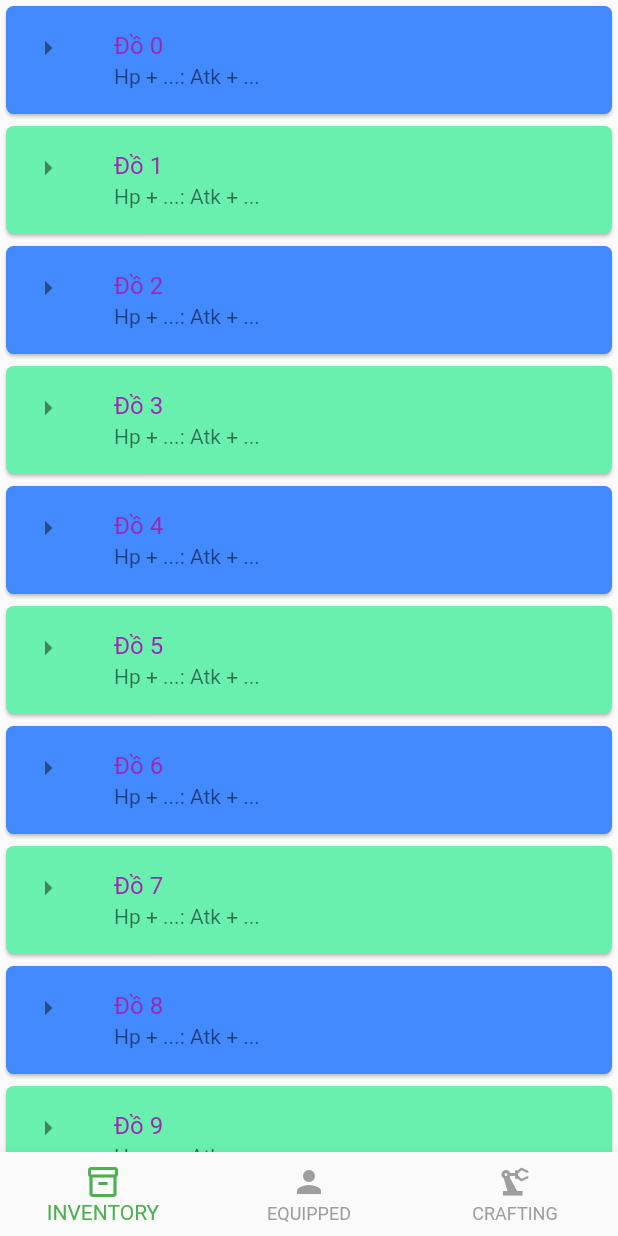
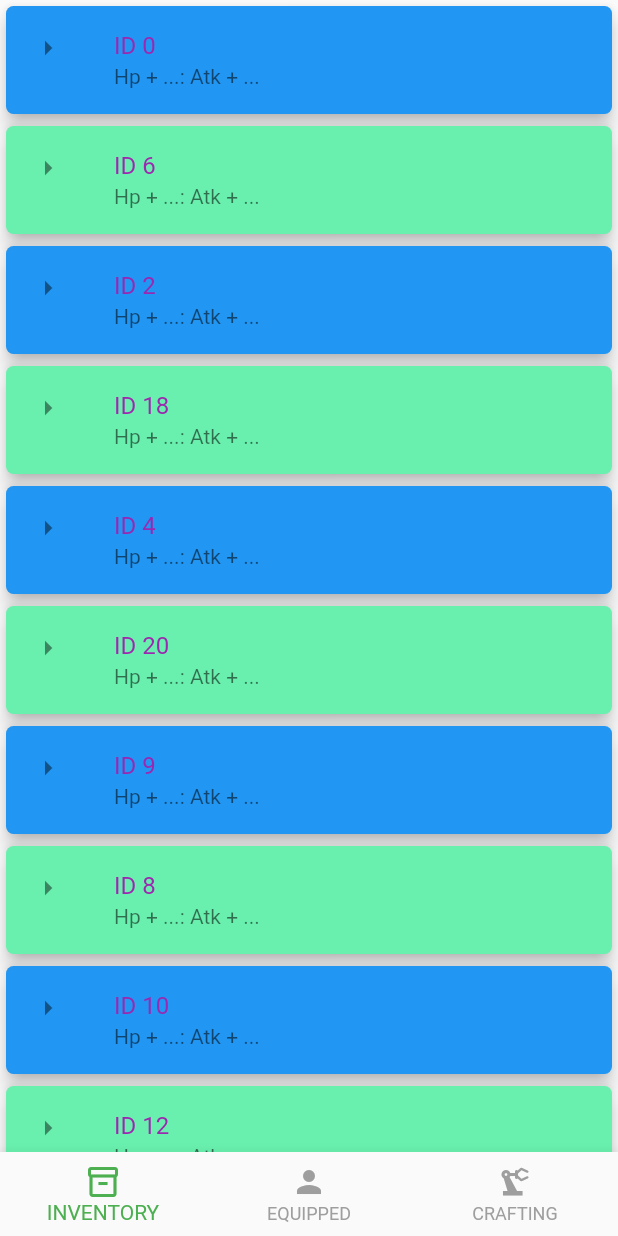
Before and after one commit to phuc1710/Intro2SE-Simple-RPG, a Flutter app: the GeneralInventory screen opened directly, on a phone screen of 412 x 824 dp. Run offline on Flutter 3.47's test engine with Material 2 defaults, Android fonts, the phone set to English and light mode, and no system bars; our stand-ins replace firebase_core, firebase_database, flutter_spinkit; accounts and stored records are empty.

Commit message:
update INVENTORY Backend
show ID in listItem

```diff
--- a/lib/models/user.dart
+++ b/lib/models/user.dart
@@ -10,7 +10,25 @@ class User {
   bool isMod = false;
   String creationDate = DateTime.now().toString();
   String id = '';
-
+  List listItem = [
+    0,
+    6,
+    2,
+    18,
+    4,
+    20,
+    9,
+    8,
+    10,
+    12,
+    122,
+    14,
+    1212,
+    145,
+    141,
+    52,
+    51,
+  ];
   fromData(data) {
     this.username = data['username'];
     this.password = data['password'];
@@ -18,6 +36,7 @@ class User {
     this.isMod = data['isMod'];
     this.creationDate = data['creationDate'];
     this.id = data['id'];
+    this.listItem = data['listItem'];
   }
 
   toData() {
@@ -27,7 +46,8 @@ class User {
       'isAdmin': this.isAdmin,
       'isMod': this.isMod,
       'creationDate': this.creationDate,
-      'id': this.id
+      'id': this.id,
+      'listItem': this.listItem
     };
   }
 
--- a/lib/screens/inventory/inventory/inventory.dart
+++ b/lib/screens/inventory/inventory/inventory.dart
@@ -1,4 +1,7 @@
 import 'package:flutter/material.dart';
+import 'package:firebase_database/firebase_database.dart';
+import 'package:simple_rpg/models/user.dart';
+import '../../../models/user.dart';
 
 class Inventory extends StatefulWidget {
   const Inventory({Key? key}) : super(key: key);
@@ -7,22 +10,26 @@ class Inventory extends StatefulWidget {
 }
 
 class _InventoryState extends State<Inventory> {
+  final ref = FirebaseDatabase.instance.reference();
+  User _user = User();
+
   @override
   Widget build(BuildContext context) {
+    //return ListItem(); TODO: lấy ListItem trong database
     return ListView.builder(
-      physics: ClampingScrollPhysics(),
-      itemBuilder: (context, position) {
-        //return ListItem(); TODO: lấy ListItem trong database
+        shrinkWrap: true,
+        itemCount: _user.listItem.length,
+        itemBuilder: (BuildContext context, int position) {
           return Card(
               shape: RoundedRectangleBorder(
                 borderRadius: BorderRadius.circular(5),
               ),
-            elevation: 1,
-            color: (position % 2) == 0 ? Colors.blueAccent : Colors.greenAccent,
+              elevation: 5,
+              color: (position % 2) == 0 ? Colors.blue : Colors.greenAccent,
               child: ListTile(
                 leading: Icon(Icons.arrow_right),
                 title: Text(
-                'Đồ ${position}',
+                  'ID ${_user.listItem[position]}',
                   style: TextStyle(color: Colors.purple),
                 ),
                 subtitle: Text('Hp + ...: Atk + ...'),
@@ -33,8 +40,6 @@ class _InventoryState extends State<Inventory> {
                   //TODO: chọn trang bị
                 },
               ));
-      },
-      itemCount: 50,
-    );
+        });
   }
 }
```
Also changed, not shown: pubspec.lock. Lines whose indentation alone changed are shown as unchanged.
